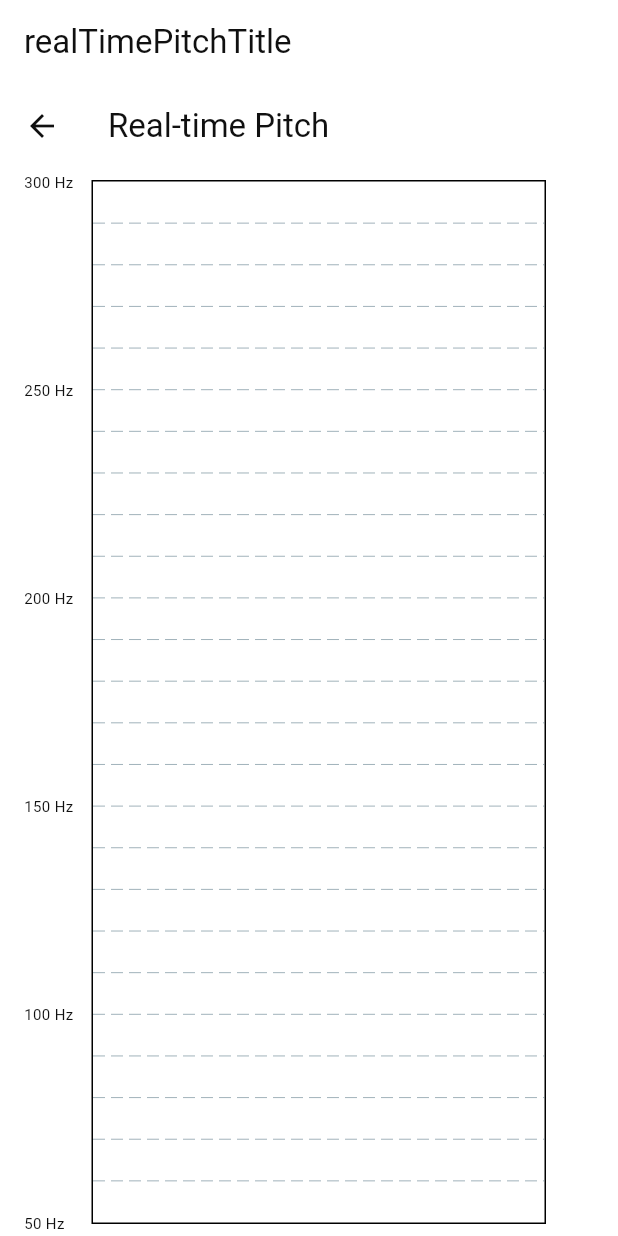
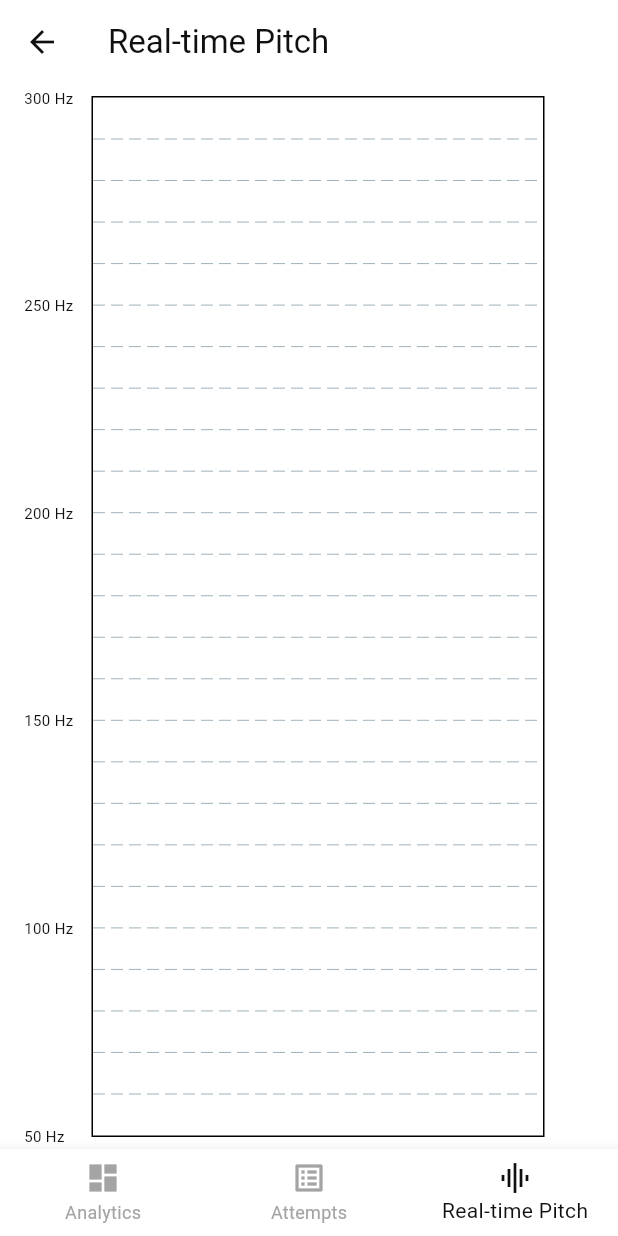
Before and after one commit to purushyb/ExamAnalyzer, a Flutter app: the screen it shows after launch, after a tap on "Check Pitch", on a phone screen of 412 x 824 dp. Run offline on Flutter 3.47's test engine with Material 3 defaults, Android fonts, the phone set to English and light mode, and no system bars; drawn by our look-alikes of fl_chart; our stand-ins replace file_picker, freezed_annotation, go_router, logger, permission_handler, shared_preferences and 1 more; missing offline and left inert: flutter_audio_capture, pitch_detector_dart; accounts and stored records are empty.

Commit message:
UX improvements

```diff
--- a/lib/routing/models/route_item.dart
+++ b/lib/routing/models/base_route_item.dart
@@ -1,7 +1,8 @@
 import 'package:exam_analyzer/routing/routes.dart';
 import 'package:flutter/material.dart';
 
-enum RouteItem {
+// order is important
+enum BaseRouteItem {
   dashboard(
     route: Routes.dashboard,
     icon: Icons.dashboard,
@@ -12,45 +13,55 @@ enum RouteItem {
     icon: Icons.list_alt,
     titleKey: "attemptsListScreenTitle",
   ),
+  pitchDetection(
+    route: Routes.pitchDetection,
+    icon: Icons.graphic_eq,
+    titleKey: "realTimePitchScreenTitle",
+  ),
   addAttempt(
     route: Routes.addAttempt,
-    icon: Icons.event,
+    icon: Icons.add,
     titleKey: "addAttemptsScreenTitle",
+    isEligibleForBottomNav: false,
   ),
   attemptDetails(
     route: Routes.attemptDetails,
-    icon: Icons.event,
+    icon: Icons.details,
     titleKey: "attemptDetailScreenTitle",
+    isEligibleForBottomNav: false,
   ),
   nextExamDate(
     route: Routes.nextExamDate,
     icon: Icons.event,
     titleKey: "nextExamDateScreenTitle",
+    isEligibleForBottomNav: false,
   ),
-  linkNotes(route: Routes.linkNotes, icon: Icons.event, titleKey: ""),
-  pitchDetection(
-    route: Routes.pitchDetection,
-    icon: Icons.graphic_eq,
-    titleKey: "realTimePitchTitle",
+  linkNotes(
+    route: Routes.linkNotes,
+    icon: Icons.event,
+    titleKey: "",
+    isEligibleForBottomNav: false,
   );
 
   final String route;
   final IconData icon;
   final String titleKey;
+  final bool isEligibleForBottomNav;
 
-  const RouteItem({
+  const BaseRouteItem({
     required this.route,
     required this.icon,
     required this.titleKey,
+    this.isEligibleForBottomNav = true,
   });
 
-  static RouteItem fromRoute(String route) {
-    return RouteItem.values.firstWhere(
+  static BaseRouteItem fromRoute(String route) {
+    return BaseRouteItem.values.firstWhere(
       (item) => item.route == route,
-      orElse: () => RouteItem.dashboard,
+      orElse: () => BaseRouteItem.dashboard,
     );
   }
 
   static int indexFromRoute(String route) =>
-      RouteItem.values.indexOf(fromRoute(route));
+      BaseRouteItem.values.indexOf(fromRoute(route));
 }
--- a/lib/routing/router.dart
+++ b/lib/routing/router.dart
@@ -1,7 +1,6 @@
 import 'dart:io';
 
-import 'package:exam_analyzer/routing/models/route_item.dart';
-import 'package:exam_analyzer/routing/widgets/shell_Scaffold.dart';
+import 'package:exam_analyzer/routing/widgets/root_scaffold.dart';
 import 'package:exam_analyzer/ui/attempts/viewmodels/add_attempt_viewmodel.dart';
 import 'package:exam_analyzer/ui/attempts/viewmodels/attempt_detail_viewmodel.dart';
 import 'package:exam_analyzer/ui/attempts/viewmodels/attempts_list_viewmodel.dart';
@@ -15,7 +14,6 @@ import 'package:exam_analyzer/ui/next_exam_date/viewmodels/next_exam_date_viewmo
 import 'package:exam_analyzer/ui/next_exam_date/widgets/next_exam_date_screen.dart';
 import 'package:exam_analyzer/ui/notes/viewmodels/link_notes_viewmodel.dart';
 import 'package:exam_analyzer/ui/notes/widgets/link_notes_screen.dart';
-import 'package:flutter/material.dart';
 import 'package:go_router/go_router.dart';
 import 'package:provider/provider.dart';
 import '../ui/dashboard/viewmodels/dashboard_viewmodel.dart';
@@ -129,7 +127,7 @@ GoRouter router() => GoRouter(
   routes: [
     ShellRoute(
       builder: (context, state, child) {
-        return ShellScaffold(state: state, child: child);
+        return RootScaffold(state: state, child: child);
       },
       routes: _getRoutes(),
     ),
--- a/lib/routing/widgets/root_app_bar.dart
+++ /dev/null
@@ -1,25 +0,0 @@
-import 'package:flutter/material.dart';
-
-class RootAppBar extends StatefulWidget {
-  const RootAppBar({super.key, required this.title});
-  final String title;
-
-  @override
-  State<RootAppBar> createState() => _RootAppBarState();
-}
-
-class _RootAppBarState extends State<RootAppBar> {
-  String _currentTitle = "";
-  @override
-  void didUpdateWidget(covariant RootAppBar oldWidget) {
-    super.didUpdateWidget(oldWidget);
-    if (widget.title != oldWidget.title) {
-      _currentTitle = widget.title;
-    }
-  }
-
-  @override
-  Widget build(BuildContext context) {
-    return AppBar(title: Text(_currentTitle));
-  }
-}
--- /dev/null
+++ b/lib/routing/widgets/root_scaffold.dart
@@ -0,0 +1,52 @@
+import 'package:exam_analyzer/routing/models/base_route_item.dart';
+import 'package:exam_analyzer/ui/core/loacalization/app_localization.dart';
+import 'package:flutter/material.dart';
+import 'package:go_router/go_router.dart';
+
+class RootScaffold extends StatelessWidget {
+  const RootScaffold({super.key, required this.child, required this.state});
+  final Widget child;
+  final GoRouterState state;
+
+  @override
+  Widget build(BuildContext context) {
+    final location = state.uri.toString();
+    final routeItem = BaseRouteItem.fromRoute(location);
+    return Scaffold(
+      body: child,
+      bottomNavigationBar:
+          routeItem.isEligibleForBottomNav
+              ? RootBottomNavBar(currentRoute: location)
+              : null,
+    );
+  }
+}
+
+class RootBottomNavBar extends StatelessWidget {
+  final String currentRoute;
+
+  const RootBottomNavBar({super.key, required this.currentRoute});
+
+  @override
+  Widget build(BuildContext context) {
+    return BottomNavigationBar(
+      currentIndex: BaseRouteItem.indexFromRoute(currentRoute),
+      onTap: (index) {
+        final selectedItem = BaseRouteItem.values[index];
+        if (ModalRoute.of(context)?.settings.name != selectedItem.route) {
+          context.push(selectedItem.route);
+        }
+      },
+      items:
+          BaseRouteItem.values
+              .where((element) => element.isEligibleForBottomNav)
+              .map(
+                (item) => BottomNavigationBarItem(
+                  icon: Icon(item.icon),
+                  label: AppLocalization.get(item.titleKey),
+                ),
+              )
+              .toList(),
+    );
+  }
+}
--- a/lib/routing/widgets/shell_scaffold.dart
+++ /dev/null
@@ -1,16 +0,0 @@
-import 'package:exam_analyzer/routing/models/route_item.dart';
-import 'package:flutter/material.dart';
-import 'package:go_router/go_router.dart';
-
-class ShellScaffold extends StatelessWidget {
-  const ShellScaffold({super.key, required this.child, required this.state});
-  final Widget child;
-  final GoRouterState state;
-
-  @override
-  Widget build(BuildContext context) {
-    final location = state.uri.toString();
-    final title = RouteItem.fromRoute(location).titleKey;
-    return Scaffold(appBar: AppBar(title: Text(title)), body: child);
-  }
-}
--- a/lib/ui/core/loacalization/app_localization.dart
+++ b/lib/ui/core/loacalization/app_localization.dart
@@ -57,6 +57,11 @@ class AppLocalization {
 
   // If string for "label" does not exist, will show "[LABEL]"
   static String _get(String label) =>
+      _strings[label] ?? '[${label.toUpperCase()}]';
+
+  // TODO: have to find a better way to do this
+  // Should only be used for getting Appbar title
+  static String get(String label) =>
       _strings[label] ?? '[${label.toUpperCase()}]';
 
   String get dashboardScreenTitle => _get('dashboardScreenTitle');
--- a/lib/ui/core/themes/dimens.dart
+++ b/lib/ui/core/themes/dimens.dart
@@ -47,11 +47,9 @@ abstract final class Dimens {
 
   /// Get dimensions definition based on screen size
   factory Dimens.of(BuildContext context) {
-    final size = MediaQuery.sizeOf(context);
     final orientation = MediaQuery.orientationOf(context);
 
     if (Platform.isLinux || Platform.isMacOS || Platform.isWindows) {
-      print("using desktop");
       return desktop;
     }
 
--- a/lib/ui/core/themes/theme.dart
+++ b/lib/ui/core/themes/theme.dart
@@ -44,6 +44,15 @@ abstract final class AppTheme {
     colorScheme: AppColors.lightColorScheme,
     textTheme: _textTheme,
     inputDecorationTheme: _inputDecorationTheme,
+    bottomNavigationBarTheme: BottomNavigationBarThemeData(
+      backgroundColor: AppColors.lightColorScheme.surface,
+      selectedItemColor: AppColors.lightColorScheme.primary,
+      unselectedItemColor: AppColors.grey3,
+      selectedIconTheme: IconThemeData(
+        color: AppColors.lightColorScheme.primary,
+      ),
+      unselectedIconTheme: IconThemeData(color: AppColors.grey3),
+    ),
   );
 
   static ThemeData darkTheme = ThemeData(
@@ -51,5 +60,14 @@ abstract final class AppTheme {
     colorScheme: AppColors.darkColorScheme,
     textTheme: _textTheme,
     inputDecorationTheme: _inputDecorationTheme,
+    bottomNavigationBarTheme: BottomNavigationBarThemeData(
+      backgroundColor: AppColors.darkColorScheme.surface,
+      selectedItemColor: AppColors.darkColorScheme.primary,
+      unselectedItemColor: AppColors.grey3,
+      selectedIconTheme: IconThemeData(
+        color: AppColors.darkColorScheme.primary,
+      ),
+      unselectedIconTheme: IconThemeData(color: AppColors.grey3),
+    ),
   );
 }
```
